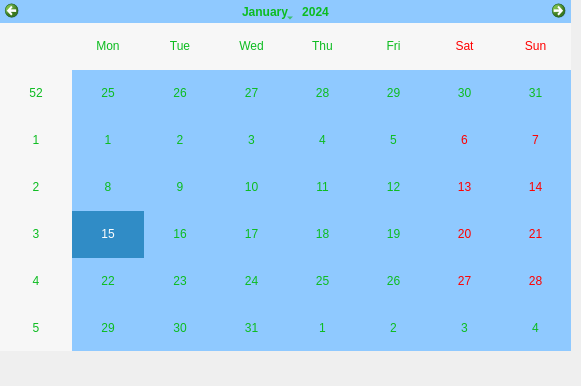
YegorMaratInc/Multifunctional-organizer, file calendar.ui: the form before one commit.
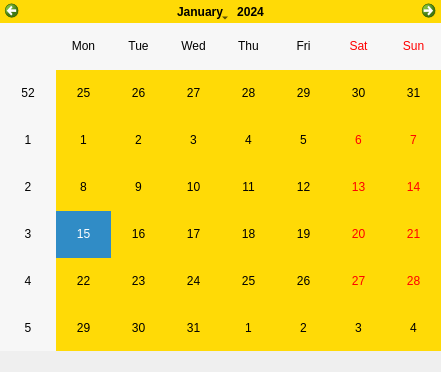
The form after the commit.

Diff of the .ui file:
```diff
--- a/calendar.ui
+++ b/calendar.ui
@@ -6,8 +6,8 @@
    <rect>
     <x>0</x>
     <y>0</y>
-    <width>581</width>
-    <height>386</height>
+    <width>441</width>
+    <height>372</height>
    </rect>
   </property>
   <property name="windowTitle">
@@ -19,14 +19,14 @@
      <rect>
       <x>0</x>
       <y>0</y>
-      <width>571</width>
+      <width>441</width>
       <height>351</height>
      </rect>
     </property>
     <property name="styleSheet">
      <string notr="true">font: 16pt &quot;MS Shell Dlg 2&quot;;
-background-color: rgb(143, 201, 255);
-color: rgb(11, 188, 31);
+background-color: rgb(255, 218, 6);
+color: rgb(0, 0, 0);
 </string>
     </property>
    </widget>
```
Left out of the diff: 4 changed lines with no effect on the pictures.
